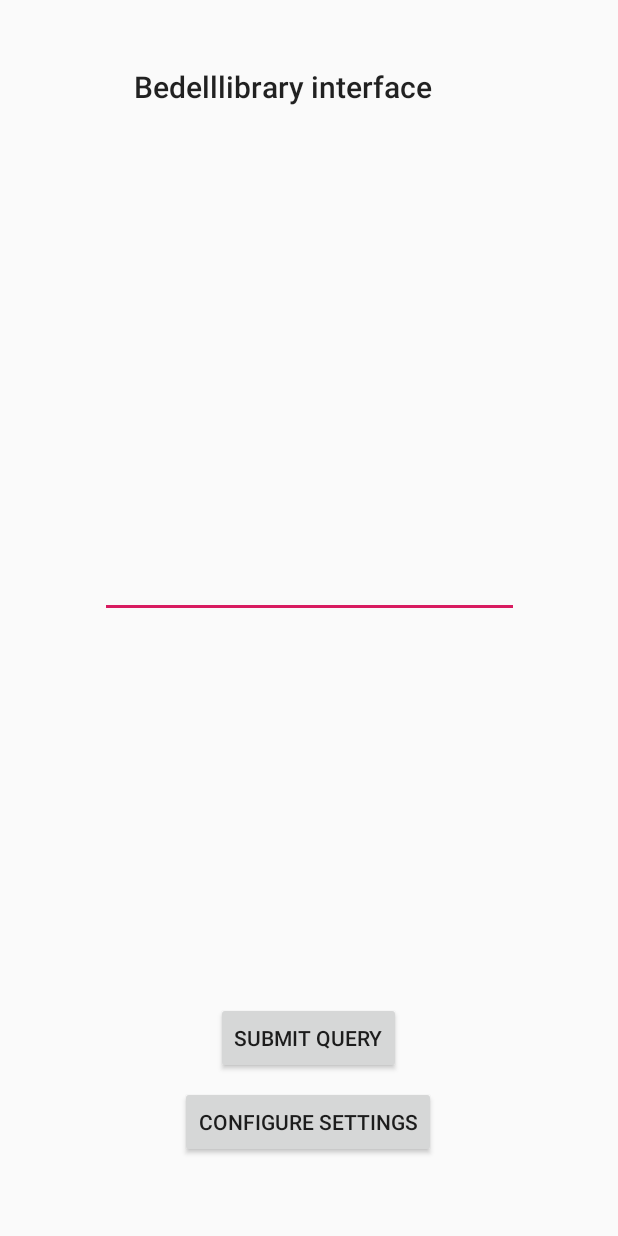
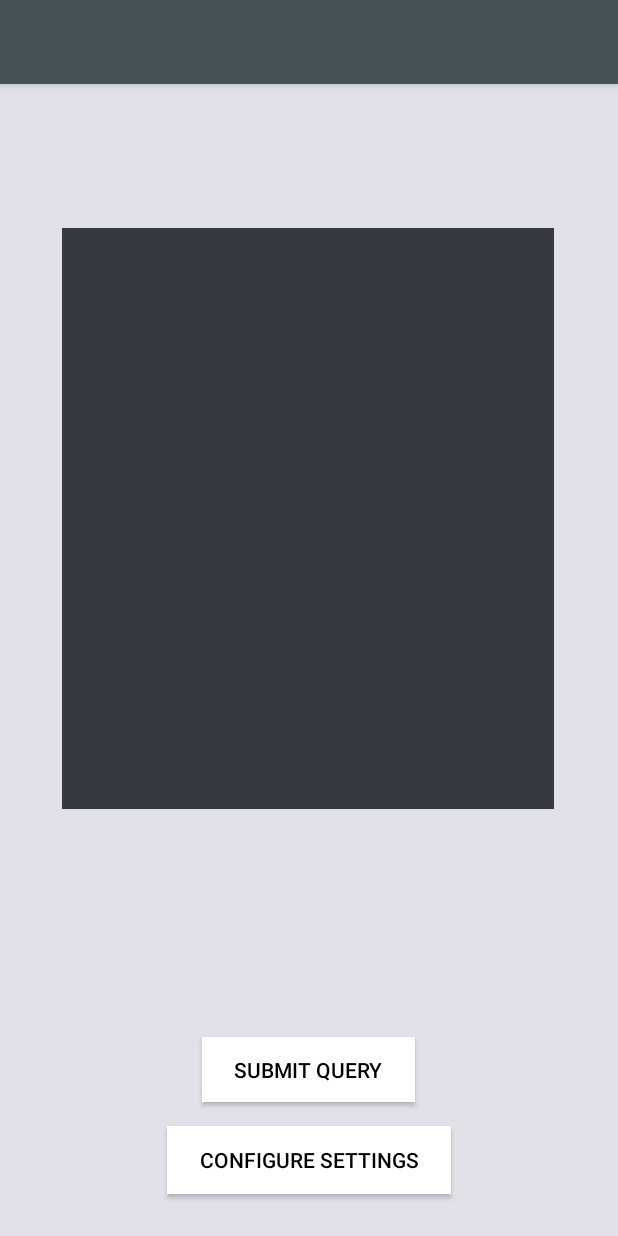
Before and after one commit to Sintrastes/bli-app-android, an Android app: the layout activity_main.xml on its own in the app's theme, with its tools: preview values and no code run, on a phone screen of 412 x 824 dp. Run offline under Robolectric (Android 15) with nearby library versions, the phone set to English and light mode, and no system bars; network calls fail.

Commit message:
Updated user interface.

```diff
--- a/app/build.gradle
+++ b/app/build.gradle
@@ -8,7 +8,7 @@ android {
     compileSdkVersion 28
     defaultConfig {
         applicationId "com.example.bedelllibraryinterface"
-        minSdkVersion 15
+        minSdkVersion 23
         targetSdkVersion 28
         versionCode 1
         versionName "1.0"
--- a/app/src/main/res/layout/activity_main.xml
+++ b/app/src/main/res/layout/activity_main.xml
@@ -5,49 +5,57 @@
         xmlns:app="http://schemas.android.com/apk/res-auto"
         android:layout_width="match_parent"
         android:layout_height="match_parent"
+        android:background="@color/backgroundColor"
         tools:context=".MainActivity" android:visibility="visible">
+    <android.support.v7.widget.Toolbar
+            android:id="@+id/my_toolbar"
+            android:layout_width="match_parent"
+            android:layout_height="?attr/actionBarSize"
+            android:background="@color/colorPrimary"
+            android:elevation="4dp"
+            app:theme="@style/ToolBarStyle"
+            app:popupTheme="@style/ThemeOverlay.AppCompat.Light"/>
 
-    <TextView
-            android:layout_width="233dp"
-            android:layout_height="41dp"
-            android:text="Bedelllibrary interface"
-            app:layout_constraintTop_toTopOf="parent"
-            android:textAppearance="@style/TextAppearance.AppCompat.Title" app:layout_constraintStart_toStartOf="parent"
-            app:layout_constraintEnd_toEndOf="parent" android:id="@+id/textView" android:layout_marginLeft="8dp"
-            android:layout_marginStart="8dp" android:layout_marginEnd="8dp" android:layout_marginRight="8dp"
-            android:layout_marginTop="44dp"/>
     <EditText
-            android:layout_width="279dp"
-            android:layout_height="273dp"
+            android:layout_width="328dp"
+            android:layout_height="387dp"
             android:inputType="textMultiLine"
             android:gravity="start|top"
-            android:ems="10"
+            android:ems="6"
             android:id="@+id/main_text_field"
-            android:layout_marginStart="8dp"
-            app:layout_constraintStart_toStartOf="parent" android:layout_marginLeft="8dp" android:layout_marginEnd="8dp"
-            app:layout_constraintEnd_toEndOf="parent" android:layout_marginRight="8dp"
+            android:textColor="@color/textColor"
+            android:fontFamily="monospace"
             android:visibility="visible"
             android:layout_marginBottom="8dp"
-            app:layout_constraintBottom_toTopOf="@+id/button" android:layout_marginTop="8dp"
-            app:layout_constraintTop_toBottomOf="@+id/textView" app:layout_constraintVertical_bias="0.154"/>
+            app:layout_constraintBottom_toTopOf="@+id/button"
+            android:textColorHighlight="#FFFFFF"
+            android:textColorLink="#FFFFFF" android:background="@color/colorPrimaryDark"
+            android:layout_marginStart="8dp" app:layout_constraintStart_toStartOf="parent"
+            android:layout_marginLeft="8dp" android:layout_marginEnd="8dp" app:layout_constraintEnd_toEndOf="parent"
+            android:layout_marginRight="8dp" android:layout_marginTop="8dp"
+            app:layout_constraintTop_toBottomOf="@+id/my_toolbar" app:layout_constraintHorizontal_bias="0.492"
+            app:layout_constraintVertical_bias="0.378"/>
     <Button
             android:text="Submit query"
-            android:layout_width="wrap_content"
-            android:layout_height="wrap_content"
+            android:layout_width="142dp"
+            android:layout_height="43dp"
             android:id="@+id/button" app:layout_constraintEnd_toEndOf="parent" android:layout_marginEnd="8dp"
             android:layout_marginRight="8dp" app:layout_constraintStart_toStartOf="parent"
             android:layout_marginLeft="8dp" android:layout_marginStart="8dp"
-            app:layout_constraintHorizontal_bias="0.498" android:layout_marginBottom="8dp"
+            android:background="@color/buttonColor"
+            android:textColor="@color/buttonTextColor"
+            app:layout_constraintHorizontal_bias="0.498" android:layout_marginBottom="16dp"
             app:layout_constraintBottom_toTopOf="@+id/button2"/>
     <Button
             android:text="Configure settings"
-            android:layout_width="wrap_content"
-            android:layout_height="wrap_content"
-            android:id="@+id/button2" app:layout_constraintStart_toStartOf="parent" android:layout_marginLeft="8dp"
-            android:layout_marginStart="8dp" app:layout_constraintEnd_toEndOf="parent" android:layout_marginEnd="8dp"
-            android:layout_marginRight="8dp" android:layout_marginBottom="52dp"
-            app:layout_constraintBottom_toBottomOf="parent"
+            android:layout_width="189dp"
+            android:layout_height="45dp"
+            android:id="@+id/button2" app:layout_constraintStart_toStartOf="parent" android:layout_marginLeft="7dp"
+            android:layout_marginStart="8dp" app:layout_constraintEnd_toEndOf="parent" android:layout_marginEnd="7dp"
+            android:layout_marginRight="8dp"
+            android:textColor="@color/buttonTextColor"
+            android:background="@color/buttonColor"
             app:layout_constraintHorizontal_bias="0.497"
-    />
+            android:layout_marginBottom="28dp" app:layout_constraintBottom_toBottomOf="parent"/>
 
 </android.support.constraint.ConstraintLayout>
--- a/app/src/main/res/values/colors.xml
+++ b/app/src/main/res/values/colors.xml
@@ -1,6 +1,11 @@
 <?xml version="1.0" encoding="utf-8"?>
 <resources>
-    <color name="colorPrimary">#3F51B5</color>
-    <color name="colorPrimaryDark">#3F51B5</color>
+    <color name="colorPrimary">#455057</color>
+    <color name="textColor">#e4e7ed</color>
+    <color name="colorPrimaryDark">#363940</color>
     <color name="colorAccent">#D81B60</color>
+    <color name="backgroundColor">#E0E1E9</color>
+    <color name="buttonColor">@android:color/background_light</color>
+    <color name="buttonTextColor">#000000</color>
+    <color name="highlightColor">#00B2CA</color>
 </resources>
--- a/app/src/main/res/values/styles.xml
+++ b/app/src/main/res/values/styles.xml
@@ -3,15 +3,23 @@
     <!-- Base application theme. -->
     <style name="AppTheme" parent="Theme.AppCompat.Light.DarkActionBar">
         <!-- Customize your theme here. -->
-        <item name="colorPrimary">@color/colorPrimary</item>
-        <item name="colorPrimaryDark">@color/colorPrimaryDark</item>
+        <item name="colorPrimary">#455057</item>
+        <item name="colorPrimaryDark">#455057</item>
         <item name="colorAccent">@color/colorAccent</item>
     </style>
     <style name="AppTheme.NoActionBar">
         <item name="windowActionBar">false</item>
         <item name="windowNoTitle">true</item>
     </style>
+    <style name="ToolBarStyle" parent="Theme.AppCompat">
+        <item name="android:textColorPrimary">@color/textColor</item>
+        <item name="android:textColorSecondary">@color/textColor</item>
+        <item name="actionMenuTextColor">@android:color/white</item>
+    </style>
     <style name="AppTheme.AppBarOverlay" parent="ThemeOverlay.AppCompat.Dark.ActionBar"/>
     <style name="AppTheme.PopupOverlay" parent="ThemeOverlay.AppCompat.Light"/>
+    <style name="SwitchTheme" parent="Theme.AppCompat.Light">
+        <item name="android:colorControlActivated">@color/highlightColor</item>
+    </style>
 
 </resources>
```
Also changed, not shown: app/src/main/AndroidManifest.xml (+9 -5 lines), app/src/main/java/com/example/bedelllibraryinterface/MainActivity.kt (+33 -0 lines), app/src/main/java/com/example/bedelllibraryinterface/about.kt (added, +39 -0 lines), app/src/main/java/com/example/bedelllibraryinterface/config.kt (+27 -0 lines), app/src/main/java/com/example/bedelllibraryinterface/settings.kt (added, +39 -0 lines), app/src/main/res/layout/activity_about.xml (added, +39 -0 lines), app/src/main/res/layout/activity_config.xml (+40 -22 lines), app/src/main/res/layout/activity_settings.xml (added, +84 -0 lines), app/src/main/res/menu/app_menu.xml (added, +19 -0 lines), app/src/main/res/drawable/bedelibry_logo.png (added).
